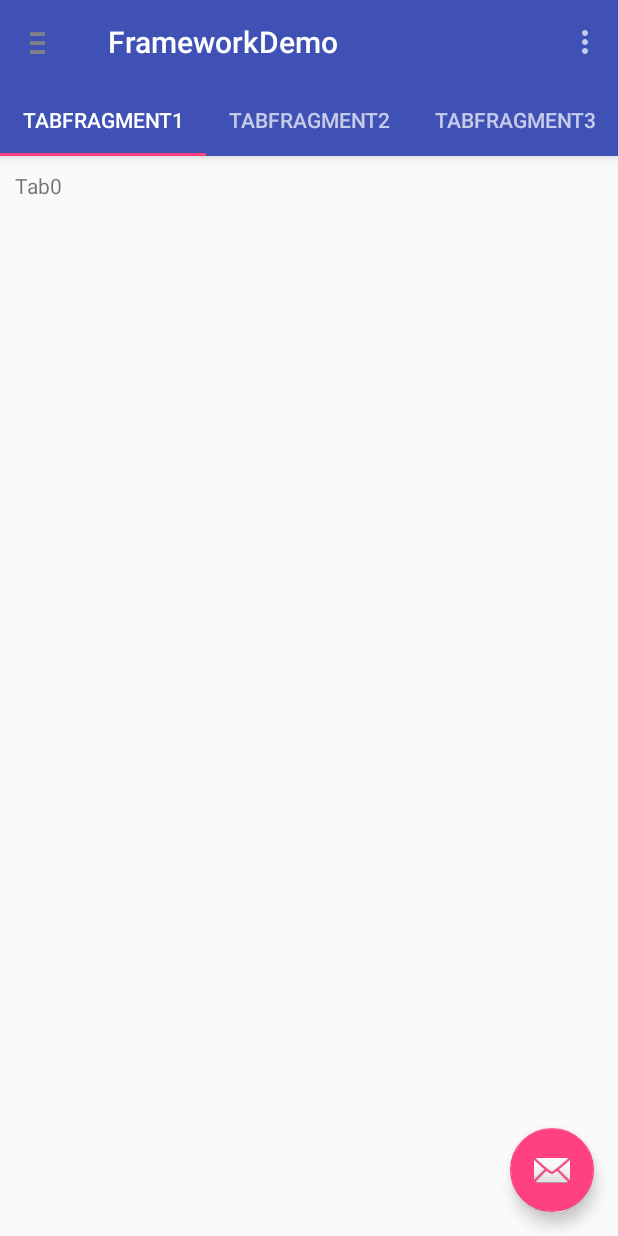
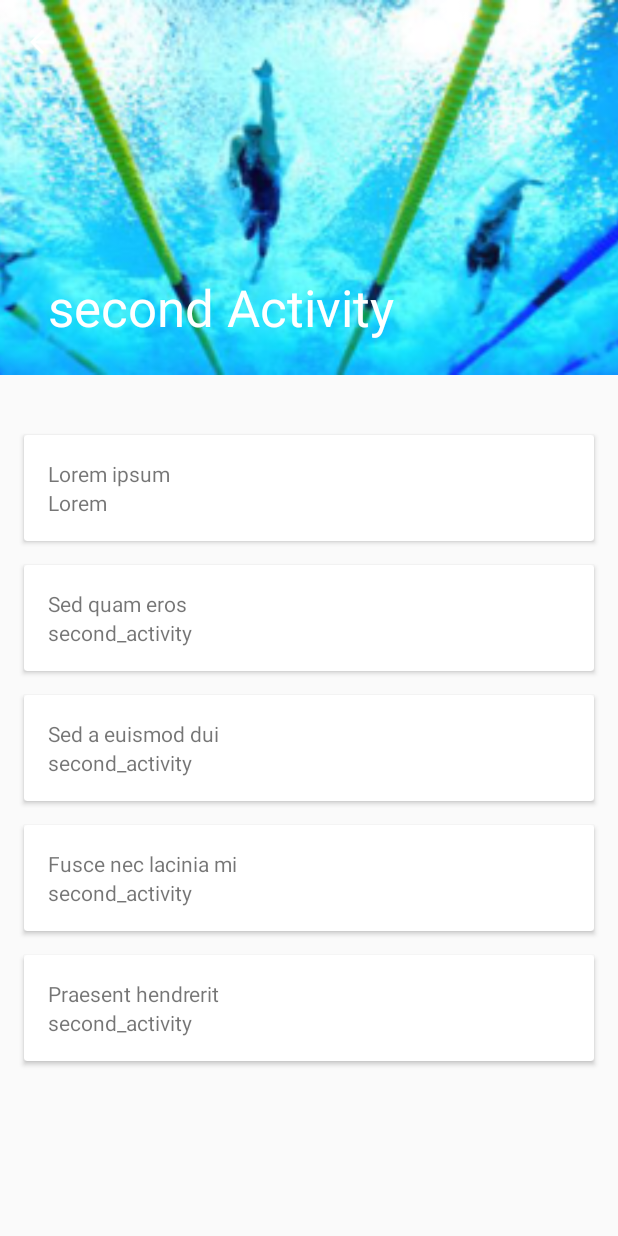
Before and after one commit to xinglianfly/Framework, an Android app: the screen it shows after launch (MainActivity before the commit, CoordinaryActivity after it), in the side drawer, after a tap on "navigaion2", on a phone screen of 412 x 824 dp. Run offline under Robolectric (Android 15) with nearby library versions, the phone set to English and light mode, and no system bars.

```diff
--- a/app/build.gradle
+++ b/app/build.gradle
@@ -26,5 +26,7 @@ dependencies {
     compile 'com.android.support:design:23.1.1'
     compile 'com.android.support:support-v4:23.1.1'
     compile 'com.android.support:recyclerview-v7:23.1.1'
+    compile 'com.android.support:cardview-v7:23.1.1'
+
 
 }
--- a/app/src/main/AndroidManifest.xml
+++ b/app/src/main/AndroidManifest.xml
@@ -1,23 +1,31 @@
 <?xml version="1.0" encoding="utf-8"?>
 <manifest xmlns:android="http://schemas.android.com/apk/res/android"
-    package="com.example.administrator.frameworkdemo" >
+    package="com.example.administrator.frameworkdemo">
 
     <application
         android:allowBackup="true"
         android:icon="@mipmap/ic_launcher"
         android:label="@string/app_name"
         android:supportsRtl="true"
-        android:theme="@style/AppTheme" >
+        android:theme="@style/AppTheme">
+        <meta-data android:name="andorid.support.PARENT_ACTIVITY"
+            android:value="com.example.administrator.frameworkdemo.MainActivity"
+            />
+
         <activity
             android:name=".MainActivity"
             android:label="@string/app_name"
-            android:theme="@style/AppTheme.NoActionBar" >
+            android:theme="@style/AppTheme.NoActionBar">
             <intent-filter>
                 <action android:name="android.intent.action.MAIN" />
 
                 <category android:name="android.intent.category.LAUNCHER" />
             </intent-filter>
         </activity>
+        <activity
+            android:name=".CoordinaryActivity"
+            android:label="@string/title_activity_coordinary"
+            android:theme="@style/AppTheme.NoActionBar"></activity>
     </application>
 
 </manifest>
--- /dev/null
+++ b/app/src/main/java/com/example/administrator/frameworkdemo/CoordinaryActivity.java
@@ -0,0 +1,25 @@
+package com.example.administrator.frameworkdemo;
+
+import android.os.Bundle;
+import android.support.design.widget.CollapsingToolbarLayout;
+import android.support.design.widget.FloatingActionButton;
+import android.support.design.widget.Snackbar;
+import android.support.v7.app.AppCompatActivity;
+import android.support.v7.widget.Toolbar;
+import android.view.View;
+
+public class CoordinaryActivity extends AppCompatActivity {
+
+    @Override
+    protected void onCreate(Bundle savedInstanceState) {
+        super.onCreate(savedInstanceState);
+        setContentView(R.layout.activity_coordinary);
+        Toolbar toolbar = (Toolbar) findViewById(R.id.toolbar);
+        setSupportActionBar(toolbar);
+        getSupportActionBar().setDisplayHomeAsUpEnabled(true);
+        CollapsingToolbarLayout collapsingToolbarLayout = (CollapsingToolbarLayout) findViewById(R.id.collapsingtoolbarlayout);
+        collapsingToolbarLayout.setTitle("second Activity");
+
+    }
+
+}
--- a/app/src/main/java/com/example/administrator/frameworkdemo/MainActivity.java
+++ b/app/src/main/java/com/example/administrator/frameworkdemo/MainActivity.java
@@ -1,5 +1,6 @@
 package com.example.administrator.frameworkdemo;
 
+import android.content.Intent;
 import android.os.Bundle;
 import android.support.design.widget.FloatingActionButton;
 import android.support.design.widget.NavigationView;
@@ -82,7 +83,7 @@ public class MainActivity extends AppCompatActivity implements NavigationView.On
     public boolean onNavigationItemSelected(MenuItem item) {
         item.setChecked(true);
         mDrawerlayout.closeDrawers();
-        Toast.makeText(this,item.getTitle(),Toast.LENGTH_SHORT).show();
+        startActivity(new Intent(this,CoordinaryActivity.class));
         return true;
     }
 
--- /dev/null
+++ b/app/src/main/res/layout/activity_coordinary.xml
@@ -0,0 +1,182 @@
+<?xml version="1.0" encoding="utf-8"?>
+<android.support.design.widget.CoordinatorLayout xmlns:android="http://schemas.android.com/apk/res/android"
+    xmlns:app="http://schemas.android.com/apk/res-auto"
+    xmlns:tools="http://schemas.android.com/tools"
+    android:layout_width="match_parent"
+    android:layout_height="match_parent"
+    tools:context="com.example.administrator.frameworkdemo.CoordinaryActivity">
+
+    <android.support.design.widget.AppBarLayout
+        android:layout_width="match_parent"
+        android:layout_height="250dp"
+        android:theme="@style/ThemeOverlay.AppCompat.Dark.ActionBar">
+
+        <android.support.design.widget.CollapsingToolbarLayout
+            android:layout_width="match_parent"
+            android:id="@+id/collapsingtoolbarlayout"
+            android:layout_height="match_parent"
+            app:contentScrim="?attr/colorPrimary"
+            app:layout_scrollFlags="scroll|exitUntilCollapsed">
+
+            <ImageView
+                android:layout_width="match_parent"
+                android:layout_height="match_parent"
+                android:scaleType="centerCrop"
+                android:src="@mipmap/youyong"
+                app:layout_collapseMode="parallax" />
+
+            <android.support.v7.widget.Toolbar
+                android:id="@+id/toolbar"
+                android:layout_width="match_parent"
+                android:layout_height="?attr/actionBarSize"
+                app:layout_collapseMode="pin"
+               />
+        </android.support.design.widget.CollapsingToolbarLayout>
+
+    </android.support.design.widget.AppBarLayout>
+
+    <android.support.v4.widget.NestedScrollView
+        android:layout_width="match_parent"
+        android:layout_height="match_parent"
+        app:layout_behavior="@string/appbar_scrolling_view_behavior">
+
+        <LinearLayout
+            android:layout_width="match_parent"
+            android:layout_height="match_parent"
+            android:orientation="vertical"
+            android:paddingTop="24dp">
+
+            <android.support.v7.widget.CardView
+                android:layout_width="match_parent"
+                android:layout_height="wrap_content"
+                android:layout_margin="16dp">
+
+                <LinearLayout
+                    android:layout_width="match_parent"
+                    android:layout_height="wrap_content"
+                    android:orientation="vertical"
+                    android:padding="16dp">
+
+                    <TextView
+                        android:layout_width="match_parent"
+                        android:layout_height="wrap_content"
+                        android:text="Lorem ipsum" />
+
+                    <TextView
+                        android:layout_width="match_parent"
+                        android:layout_height="wrap_content"
+                        android:text="Lorem" />
+                </LinearLayout>
+            </android.support.v7.widget.CardView>
+
+            <android.support.v7.widget.CardView
+                android:layout_width="match_parent"
+                android:layout_height="wrap_content"
+                android:layout_marginBottom="16dp"
+                android:layout_marginLeft="16dp"
+                android:layout_marginRight="16dp">
+
+                <LinearLayout
+                    android:layout_width="match_parent"
+                    android:layout_height="wrap_content"
+                    android:orientation="vertical"
+                    android:padding="16dp">
+
+                    <TextView
+                        android:layout_width="match_parent"
+                        android:layout_height="wrap_content"
+                        android:text="Sed quam eros" />
+
+                    <TextView
+                        android:layout_width="match_parent"
+                        android:layout_height="wrap_content"
+                        android:text="@string/second_activity_text" />
+
+                </LinearLayout>
+            </android.support.v7.widget.CardView>
+
+            <android.support.v7.widget.CardView
+                android:layout_width="match_parent"
+                android:layout_height="wrap_content"
+                android:layout_marginBottom="16dp"
+                android:layout_marginLeft="16dp"
+                android:layout_marginRight="16dp">
+
+                <LinearLayout
+                    android:layout_width="match_parent"
+                    android:layout_height="wrap_content"
+                    android:orientation="vertical"
+                    android:padding="16dp">
+
+                    <TextView
+                        android:layout_width="match_parent"
+                        android:layout_height="wrap_content"
+                        android:text="Sed a euismod dui" />
+
+                    <TextView
+                        android:layout_width="match_parent"
+                        android:layout_height="wrap_content"
+                        android:text="@string/second_activity_text" />
+
+                </LinearLayout>
+
+            </android.support.v7.widget.CardView>
+
+            <android.support.v7.widget.CardView
+                android:layout_width="match_parent"
+                android:layout_height="wrap_content"
+                android:layout_marginBottom="16dp"
+                android:layout_marginLeft="16dp"
+                android:layout_marginRight="16dp">
+
+                <LinearLayout
+                    android:layout_width="match_parent"
+                    android:layout_height="wrap_content"
+                    android:orientation="vertical"
+                    android:padding="16dp">
+
+                    <TextView
+                        android:layout_width="match_parent"
+                        android:layout_height="wrap_content"
+                        android:text="Fusce nec lacinia mi" />
+
+                    <TextView
+                        android:layout_width="match_parent"
+                        android:layout_height="wrap_content"
+                        android:text="@string/second_activity_text" />
+
+                </LinearLayout>
+
+            </android.support.v7.widget.CardView>
+
+            <android.support.v7.widget.CardView
+                android:layout_width="match_parent"
+                android:layout_height="wrap_content"
+                android:layout_marginBottom="16dp"
+                android:layout_marginLeft="16dp"
+                android:layout_marginRight="16dp">
+
+                <LinearLayout
+                    android:layout_width="match_parent"
+                    android:layout_height="wrap_content"
+                    android:orientation="vertical"
+                    android:padding="16dp">
+
+                    <TextView
+                        android:layout_width="match_parent"
+                        android:layout_height="wrap_content"
+                        android:text="Praesent hendrerit" />
+
+                    <TextView
+                        android:layout_width="match_parent"
+                        android:layout_height="wrap_content"
+                        android:text="@string/second_activity_text" />
+
+                </LinearLayout>
+
+            </android.support.v7.widget.CardView>
+
+        </LinearLayout>
+    </android.support.v4.widget.NestedScrollView>
+
+</android.support.design.widget.CoordinatorLayout>
--- a/app/src/main/res/values-v21/styles.xml
+++ b/app/src/main/res/values-v21/styles.xml
@@ -1,4 +1,5 @@
 <resources>>
+
     <style name="AppTheme.NoActionBar">
         <item name="windowActionBar">false</item>
         <item name="windowNoTitle">true</item>
--- a/app/src/main/res/values/strings.xml
+++ b/app/src/main/res/values/strings.xml
@@ -4,4 +4,6 @@
 
     <!-- TODO: Remove or change this placeholder text -->
     <string name="hello_blank_fragment">Hello blank fragment</string>
+    <string name="title_activity_coordinary">CoordinaryActivity</string>
+    <string name="second_activity_text">second_activity</string>
 </resources>
--- a/app/src/main/res/values/styles.xml
+++ b/app/src/main/res/values/styles.xml
@@ -7,11 +7,14 @@
         <item name="colorPrimaryDark">@color/colorPrimaryDark</item>
         <item name="colorAccent">@color/colorAccent</item>
     </style>
+
     <style name="AppTheme.NoActionBar">
         <item name="windowActionBar">false</item>
         <item name="windowNoTitle">true</item>
     </style>
+
     <style name="AppTheme.AppBarOverlay" parent="ThemeOverlay.AppCompat.Dark.ActionBar" />
+
     <style name="AppTheme.PopupOverlay" parent="ThemeOverlay.AppCompat.Light" />
 
 </resources>
```
Also changed, not shown: app/src/main/res/mipmap-xhdpi/youyong.png (added).
